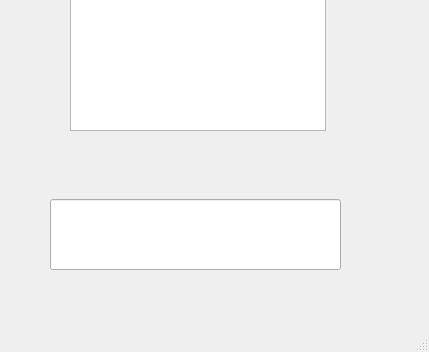
Qt form mainwindow.ui (themattkerr/HelloWorld) before a commit; both pictures show x 0 to 429 and y 158 to 510 of the 429 by 510 pixel window.
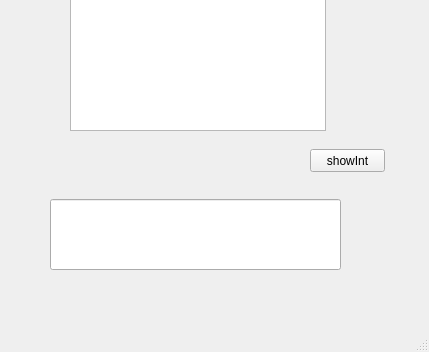
The same form after that commit.

The edit to the form file:
```diff
--- a/mainwindow.ui
+++ b/mainwindow.ui
@@ -47,6 +47,19 @@
      </rect>
     </property>
    </widget>
+   <widget class="QPushButton" name="pushButton">
+    <property name="geometry">
+     <rect>
+      <x>310</x>
+      <y>290</y>
+      <width>75</width>
+      <height>23</height>
+     </rect>
+    </property>
+    <property name="text">
+     <string>showInt</string>
+    </property>
+   </widget>
   </widget>
   <widget class="QMenuBar" name="menuBar">
    <property name="geometry">
```
